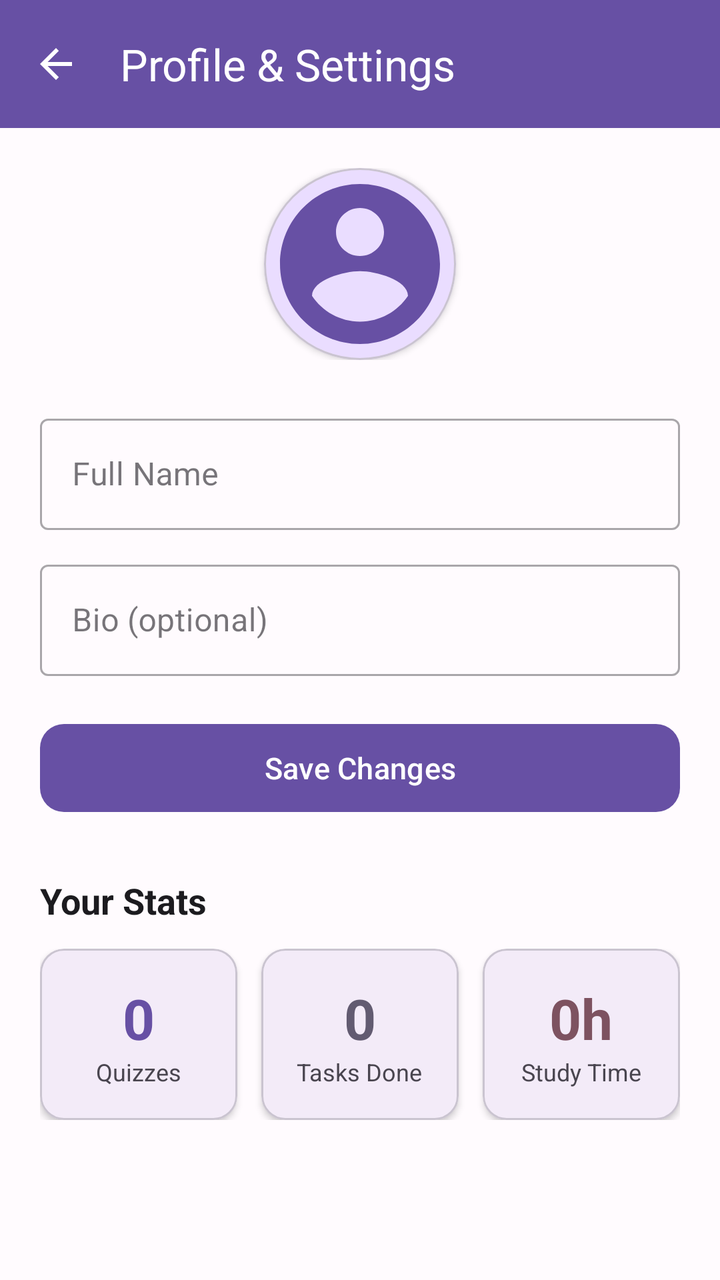
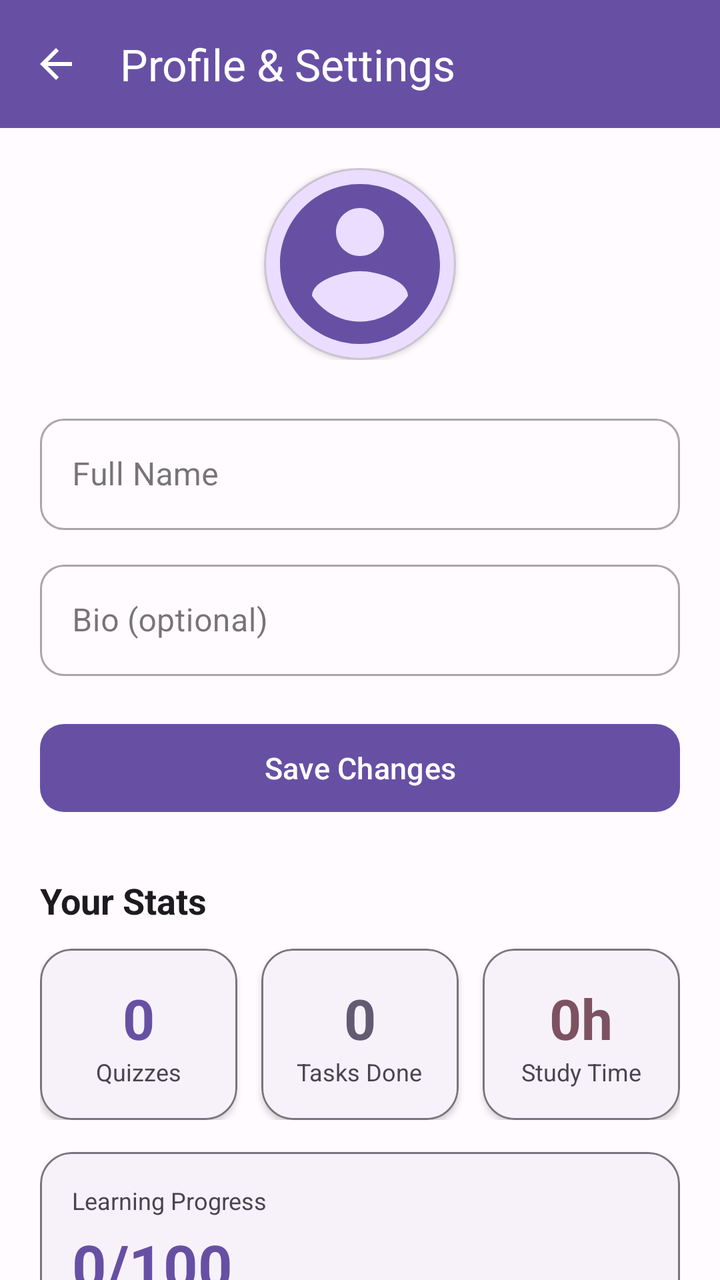

Screens rendered from an Android XML layout before and after an edit, with the pre-edit source and the edit as a unified diff.
<!-- AndroidManifest.xml: application theme Theme.StudySyncproject -->
<!-- res/layout/activity_profile.xml -->
<?xml version="1.0" encoding="utf-8"?>
<LinearLayout xmlns:android="http://schemas.android.com/apk/res/android"
    xmlns:app="http://schemas.android.com/apk/res-auto"
    android:layout_width="match_parent"
    android:layout_height="match_parent"
    android:background="@color/background"
    android:orientation="vertical">

    <com.google.android.material.appbar.MaterialToolbar
        android:id="@+id/toolbar"
        android:layout_width="match_parent"
        android:layout_height="?attr/actionBarSize"
        android:background="@color/primary"
        app:navigationIcon="@drawable/ic_arrow_back"
        app:navigationIconTint="@color/on_primary"
        app:title="Profile &amp; Settings"
        app:titleTextColor="@color/on_primary" />

    <ScrollView
        android:layout_width="match_parent"
        android:layout_height="0dp"
        android:layout_weight="1"
        android:scrollbars="none">

        <LinearLayout
            android:layout_width="match_parent"
            android:layout_height="wrap_content"
            android:orientation="vertical"
            android:padding="20dp">

            
            <LinearLayout
                android:layout_width="match_parent"
                android:layout_height="wrap_content"
                android:layout_marginBottom="24dp"
                android:gravity="center">

                <com.google.android.material.card.MaterialCardView
                    android:layout_width="96dp"
                    android:layout_height="96dp"
                    app:cardBackgroundColor="@color/primary_container"
                    app:cardCornerRadius="48dp"
                    app:cardElevation="2dp">

                    <ImageView
                        android:id="@+id/iv_avatar"
                        android:layout_width="match_parent"
                        android:layout_height="match_parent"
                        android:contentDescription="Profile picture"
                        android:scaleType="centerCrop"
                        android:src="@drawable/ic_account_circle"
                        android:tint="@color/primary" />
                </com.google.android.material.card.MaterialCardView>
            </LinearLayout>

            
            <com.google.android.material.textfield.TextInputLayout
                android:id="@+id/til_name"
                style="@style/Widget.MaterialComponents.TextInputLayout.OutlinedBox"
                android:layout_width="match_parent"
                android:layout_height="wrap_content"
                android:layout_marginBottom="12dp"
                android:hint="Full Name">

                <com.google.android.material.textfield.TextInputEditText
                    android:id="@+id/et_name"
                    android:layout_width="match_parent"
                    android:layout_height="wrap_content"
                    android:inputType="textPersonName"
                    android:maxLines="1" />
            </com.google.android.material.textfield.TextInputLayout>

            <com.google.android.material.textfield.TextInputLayout
                android:id="@+id/til_bio"
                style="@style/Widget.MaterialComponents.TextInputLayout.OutlinedBox"
                android:layout_width="match_parent"
                android:layout_height="wrap_content"
                android:layout_marginBottom="20dp"
                android:hint="Bio (optional)">

                <com.google.android.material.textfield.TextInputEditText
                    android:id="@+id/et_bio"
                    android:layout_width="match_parent"
                    android:layout_height="wrap_content"
                    android:inputType="textMultiLine"
                    android:maxLines="3" />
            </com.google.android.material.textfield.TextInputLayout>

            <com.google.android.material.button.MaterialButton
                android:id="@+id/btn_save"
                android:layout_width="match_parent"
                android:layout_height="52dp"
                android:layout_marginBottom="28dp"
                android:text="Save Changes"
                android:textSize="15sp"
                app:backgroundTint="@color/primary"
                app:cornerRadius="12dp" />

            
            <TextView
                android:layout_width="wrap_content"
                android:layout_height="wrap_content"
                android:layout_marginBottom="12dp"
                android:text="Your Stats"
                android:textColor="@color/text_primary"
                android:textSize="18sp"
                android:textStyle="bold" />

            <LinearLayout
                android:layout_width="match_parent"
                android:layout_height="wrap_content"
                android:orientation="horizontal">

                <com.google.android.material.card.MaterialCardView
                    android:layout_width="0dp"
                    android:layout_height="wrap_content"
                    android:layout_marginEnd="6dp"
                    android:layout_weight="1"
                    app:cardCornerRadius="12dp"
                    app:cardElevation="2dp">

                    <LinearLayout
                        android:layout_width="match_parent"
                        android:layout_height="wrap_content"
                        android:gravity="center"
                        android:orientation="vertical"
                        android:padding="16dp">

                        <TextView
                            android:id="@+id/tv_quizzes_taken"
                            android:layout_width="wrap_content"
                            android:layout_height="wrap_content"
                            android:text="0"
                            android:textColor="@color/primary"
                            android:textSize="28sp"
                            android:textStyle="bold" />

                        <TextView
                            android:layout_width="wrap_content"
                            android:layout_height="wrap_content"
                            android:text="Quizzes"
                            android:textColor="@color/text_secondary"
                            android:textSize="12sp" />
                    </LinearLayout>
                </com.google.android.material.card.MaterialCardView>

                <com.google.android.material.card.MaterialCardView
                    android:layout_width="0dp"
                    android:layout_height="wrap_content"
                    android:layout_marginStart="6dp"
                    android:layout_marginEnd="6dp"
                    android:layout_weight="1"
                    app:cardCornerRadius="12dp"
                    app:cardElevation="2dp">

                    <LinearLayout
                        android:layout_width="match_parent"
                        android:layout_height="wrap_content"
                        android:gravity="center"
                        android:orientation="vertical"
                        android:padding="16dp">

                        <TextView
                            android:id="@+id/tv_tasks_done"
                            android:layout_width="wrap_content"
                            android:layout_height="wrap_content"
                            android:text="0"
                            android:textColor="@color/secondary"
                            android:textSize="28sp"
                            android:textStyle="bold" />

                        <TextView
                            android:layout_width="wrap_content"
                            android:layout_height="wrap_content"
                            android:text="Tasks Done"
                            android:textColor="@color/text_secondary"
                            android:textSize="12sp" />
                    </LinearLayout>
                </com.google.android.material.card.MaterialCardView>

                <com.google.android.material.card.MaterialCardView
                    android:layout_width="0dp"
                    android:layout_height="wrap_content"
                    android:layout_marginStart="6dp"
                    android:layout_weight="1"
                    app:cardCornerRadius="12dp"
                    app:cardElevation="2dp">

                    <LinearLayout
                        android:layout_width="match_parent"
                        android:layout_height="wrap_content"
                        android:gravity="center"
                        android:orientation="vertical"
                        android:padding="16dp">

                        <TextView
                            android:id="@+id/tv_study_hours"
                            android:layout_width="wrap_content"
                            android:layout_height="wrap_content"
                            android:text="0h"
                            android:textColor="@color/tertiary"
                            android:textSize="28sp"
                            android:textStyle="bold" />

                        <TextView
                            android:layout_width="wrap_content"
                            android:layout_height="wrap_content"
                            android:text="Study Time"
                            android:textColor="@color/text_secondary"
                            android:textSize="12sp" />
                    </LinearLayout>
                </com.google.android.material.card.MaterialCardView>
            </LinearLayout>

        </LinearLayout>
    </ScrollView>
</LinearLayout>
<!-- resources referenced by this layout -->
<resources>
  <color name="background">#FFFBFE</color>
  <color name="on_primary">#FFFFFF</color>
  <color name="primary">#6750A4</color>
  <color name="primary_container">#EADDFF</color>
  <color name="secondary">#625B71</color>
  <color name="tertiary">#7D5260</color>
  <color name="text_primary">#1C1B1F</color>
  <color name="text_secondary">#49454F</color>
  <!-- drawable ic_account_circle (drawable) -->
  <vector xmlns:android="http://schemas.android.com/apk/res/android"
      android:width="24dp"
      android:height="24dp"
      android:viewportWidth="24"
      android:viewportHeight="24">
      <path
          android:fillColor="@android:color/white"
          android:pathData="M12,2C6.48,2 2,6.48 2,12s4.48,10 10,10 10,-4.48 10,-10S17.52,2 12,2zM12,5c1.66,0 3,1.34 3,3s-1.34,3 -3,3 -3,-1.34 -3,-3 1.34,-3 3,-3zM12,19.2c-2.5,0 -4.71,-1.28 -6,-3.22 0.03,-1.99 4,-3.08 6,-3.08 1.99,0 5.97,1.09 6,3.08 -1.29,1.94 -3.5,3.22 -6,3.22z" />
  </vector>
  <!-- drawable ic_arrow_back (drawable) -->
  <vector xmlns:android="http://schemas.android.com/apk/res/android"
      android:width="24dp"
      android:height="24dp"
      android:viewportWidth="24"
      android:viewportHeight="24">
      <path
          android:fillColor="@android:color/white"
          android:pathData="M20,11L7.83,11l5.59,-5.59L12,4l-8,8 8,8 1.41,-1.41L7.83,13L20,13z" />
  </vector>
  <style name="Theme.StudySyncproject" parent="Base.Theme.StudySyncproject" />
  <style name="Base.Theme.StudySyncproject" parent="Theme.Material3.DayNight.NoActionBar">
          <item name="colorPrimary">@color/primary</item>
          <item name="colorPrimaryDark">@color/primary_dark</item>
      </style>
  <color name="primary_dark">#4F378B</color>
</resources>

<!-- the commit's change to res/layout/activity_profile.xml (unified diff, before → after) -->
@@ -26,7 +26,7 @@
             android:layout_width="match_parent"
             android:layout_height="wrap_content"
             android:orientation="vertical"
-            android:padding="20dp">
+            android:padding="@dimen/space_xl">
 
             
             <LinearLayout
@@ -56,7 +56,7 @@
             
             <com.google.android.material.textfield.TextInputLayout
                 android:id="@+id/til_name"
-                style="@style/Widget.MaterialComponents.TextInputLayout.OutlinedBox"
+                style="@style/Widget.StudySync.TextInputLayout"
                 android:layout_width="match_parent"
                 android:layout_height="wrap_content"
                 android:layout_marginBottom="12dp"
@@ -72,7 +72,7 @@
 
             <com.google.android.material.textfield.TextInputLayout
                 android:id="@+id/til_bio"
-                style="@style/Widget.MaterialComponents.TextInputLayout.OutlinedBox"
+                style="@style/Widget.StudySync.TextInputLayout"
                 android:layout_width="match_parent"
                 android:layout_height="wrap_content"
                 android:layout_marginBottom="20dp"
@@ -88,6 +88,7 @@
 
             <com.google.android.material.button.MaterialButton
                 android:id="@+id/btn_save"
+                style="@style/Widget.StudySync.Button.Primary"
                 android:layout_width="match_parent"
                 android:layout_height="52dp"
                 android:layout_marginBottom="28dp"
@@ -112,12 +113,11 @@
                 android:orientation="horizontal">
 
                 <com.google.android.material.card.MaterialCardView
+                    style="@style/Widget.StudySync.Card.Surface"
                     android:layout_width="0dp"
                     android:layout_height="wrap_content"
                     android:layout_marginEnd="6dp"
-                    android:layout_weight="1"
-                    app:cardCornerRadius="12dp"
-                    app:cardElevation="2dp">
+                    android:layout_weight="1">
 
                     <LinearLayout
                         android:layout_width="match_parent"
@@ -145,13 +145,12 @@
                 </com.google.android.material.card.MaterialCardView>
 
                 <com.google.android.material.card.MaterialCardView
+                    style="@style/Widget.StudySync.Card.Surface"
                     android:layout_width="0dp"
                     android:layout_height="wrap_content"
                     android:layout_marginStart="6dp"
                     android:layout_marginEnd="6dp"
-                    android:layout_weight="1"
-                    app:cardCornerRadius="12dp"
-                    app:cardElevation="2dp">
+                    android:layout_weight="1">
 
                     <LinearLayout
                         android:layout_width="match_parent"
@@ -179,12 +178,11 @@
                 </com.google.android.material.card.MaterialCardView>
 
                 <com.google.android.material.card.MaterialCardView
+                    style="@style/Widget.StudySync.Card.Surface"
                     android:layout_width="0dp"
                     android:layout_height="wrap_content"
                     android:layout_marginStart="6dp"
-                    android:layout_weight="1"
-                    app:cardCornerRadius="12dp"
-                    app:cardElevation="2dp">
+                    android:layout_weight="1">
 
                     <LinearLayout
                         android:layout_width="match_parent"
@@ -212,6 +210,63 @@
                 </com.google.android.material.card.MaterialCardView>
             </LinearLayout>
 
+            <com.google.android.material.card.MaterialCardView
+                style="@style/Widget.StudySync.Card.Surface"
+                android:layout_width="match_parent"
+                android:layout_height="wrap_content"
+                android:layout_marginTop="@dimen/space_lg">
+
+                <LinearLayout
+                    android:layout_width="match_parent"
+                    android:layout_height="wrap_content"
+                    android:orientation="vertical"
+                    android:padding="@dimen/space_lg">
+
+                    <TextView
+                        android:layout_width="wrap_content"
+                        android:layout_height="wrap_content"
+                        android:text="Learning Progress"
+                        android:textColor="@color/text_secondary"
+                        android:textSize="12sp" />
+
+                    <TextView
+                        android:id="@+id/tv_progress_index"
+                        android:layout_width="wrap_content"
+                        android:layout_height="wrap_content"
+                        android:layout_marginTop="@dimen/space_xs"
+                        android:text="0/100"
+                        android:textColor="@color/primary"
+                        android:textSize="30sp"
+                        android:textStyle="bold" />
+
+                    <TextView
+                        android:id="@+id/tv_progress_state"
+                        android:layout_width="wrap_content"
+                        android:layout_height="wrap_content"
+                        android:text="Starting"
+                        android:textColor="@color/text_primary"
+                        android:textSize="14sp" />
+
+                    <TextView
+                        android:id="@+id/tv_progress_focus"
+                        android:layout_width="match_parent"
+                        android:layout_height="wrap_content"
+                        android:layout_marginTop="@dimen/space_xs"
+                        android:text="Build activity this week to unlock focus insights."
+                        android:textColor="@color/text_secondary"
+                        android:textSize="12sp" />
+
+                    <TextView
+                        android:id="@+id/tv_progress_badges"
+                        android:layout_width="match_parent"
+                        android:layout_height="wrap_content"
+                        android:layout_marginTop="@dimen/space_xs"
+                        android:text="No badges yet"
+                        android:textColor="@color/text_secondary"
+                        android:textSize="12sp" />
+                </LinearLayout>
+            </com.google.android.material.card.MaterialCardView>
+
         </LinearLayout>
     </ScrollView>
 </LinearLayout>
<!-- resource entries referenced after the edit -->
@@ -8,6 +8,9 @@
   <color name="tertiary">#7D5260</color>
   <color name="text_primary">#1C1B1F</color>
   <color name="text_secondary">#49454F</color>
+  <dimen name="space_lg">16dp</dimen>
+  <dimen name="space_xl">20dp</dimen>
+  <dimen name="space_xs">4dp</dimen>
   <!-- drawable ic_account_circle (drawable) -->
   <vector xmlns:android="http://schemas.android.com/apk/res/android"
       android:width="24dp"
@@ -28,11 +31,43 @@
           android:fillColor="@android:color/white"
           android:pathData="M20,11L7.83,11l5.59,-5.59L12,4l-8,8 8,8 1.41,-1.41L7.83,13L20,13z" />
   </vector>
+  <style name="Widget.StudySync.Button.Primary" parent="Widget.Material3.Button">
+          <item name="android:layout_height">@dimen/button_height</item>
+          <item name="cornerRadius">@dimen/radius_md</item>
+          <item name="backgroundTint">@color/primary</item>
+          <item name="android:textColor">@color/on_primary</item>
+      </style>
+  <style name="Widget.StudySync.Card.Surface" parent="Widget.Material3.CardView.Elevated">
+          <item name="cardCornerRadius">@dimen/radius_lg</item>
+          <item name="cardElevation">2dp</item>
+          <item name="strokeColor">@color/outline</item>
+          <item name="strokeWidth">1dp</item>
+      </style>
+  <style name="Widget.StudySync.TextInputLayout" parent="Widget.MaterialComponents.TextInputLayout.OutlinedBox">
+          <item name="boxCornerRadiusTopStart">@dimen/radius_md</item>
+          <item name="boxCornerRadiusTopEnd">@dimen/radius_md</item>
+          <item name="boxCornerRadiusBottomStart">@dimen/radius_md</item>
+          <item name="boxCornerRadiusBottomEnd">@dimen/radius_md</item>
+          <item name="hintTextColor">@color/text_secondary</item>
+      </style>
   <style name="Theme.StudySyncproject" parent="Base.Theme.StudySyncproject" />
+  <dimen name="button_height">52dp</dimen>
+  <dimen name="radius_md">12dp</dimen>
+  <dimen name="radius_lg">16dp</dimen>
+  <color name="outline">#79747E</color>
   <style name="Base.Theme.StudySyncproject" parent="Theme.Material3.DayNight.NoActionBar">
           <item name="colorPrimary">@color/primary</item>
+          <item name="colorOnPrimary">@color/on_primary</item>
+          <item name="colorSecondary">@color/secondary</item>
+          <item name="colorOnSecondary">@color/on_secondary</item>
+          <item name="colorSurface">@color/surface</item>
+          <item name="android:colorBackground">@color/background</item>
+          <item name="colorError">@color/error</item>
           <item name="colorPrimaryDark">@color/primary_dark</item>
       </style>
+  <color name="on_secondary">#FFFFFF</color>
+  <color name="surface">#FFFBFE</color>
+  <color name="error">#B3261E</color>
   <color name="primary_dark">#4F378B</color>
 </resources>
 
